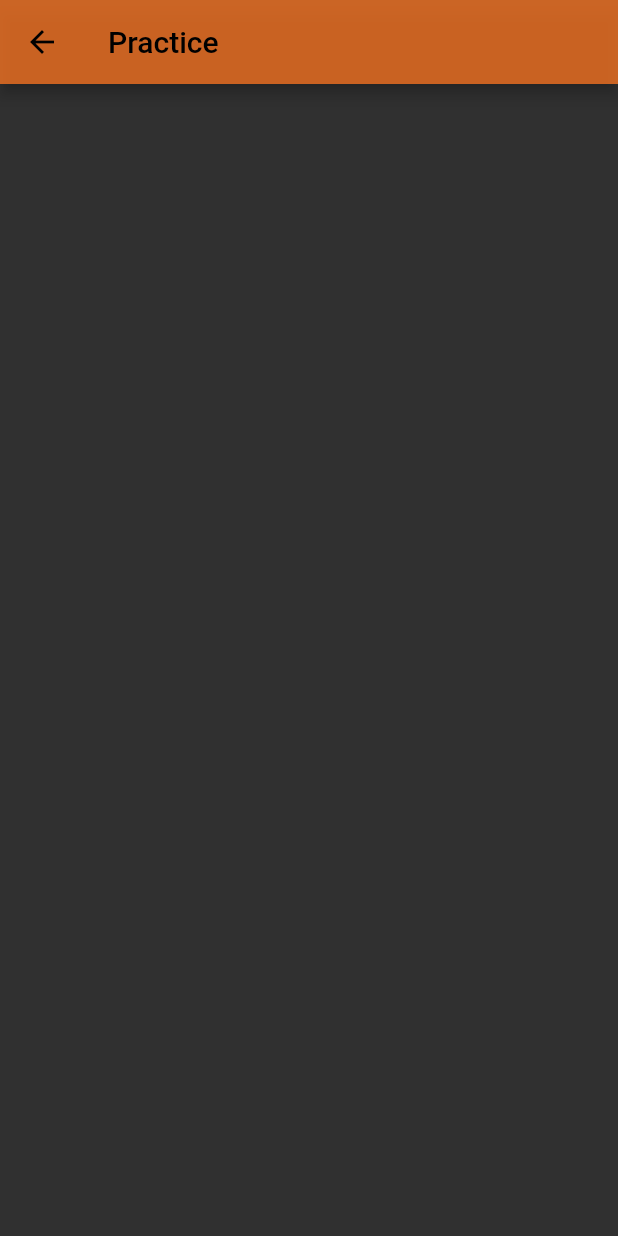
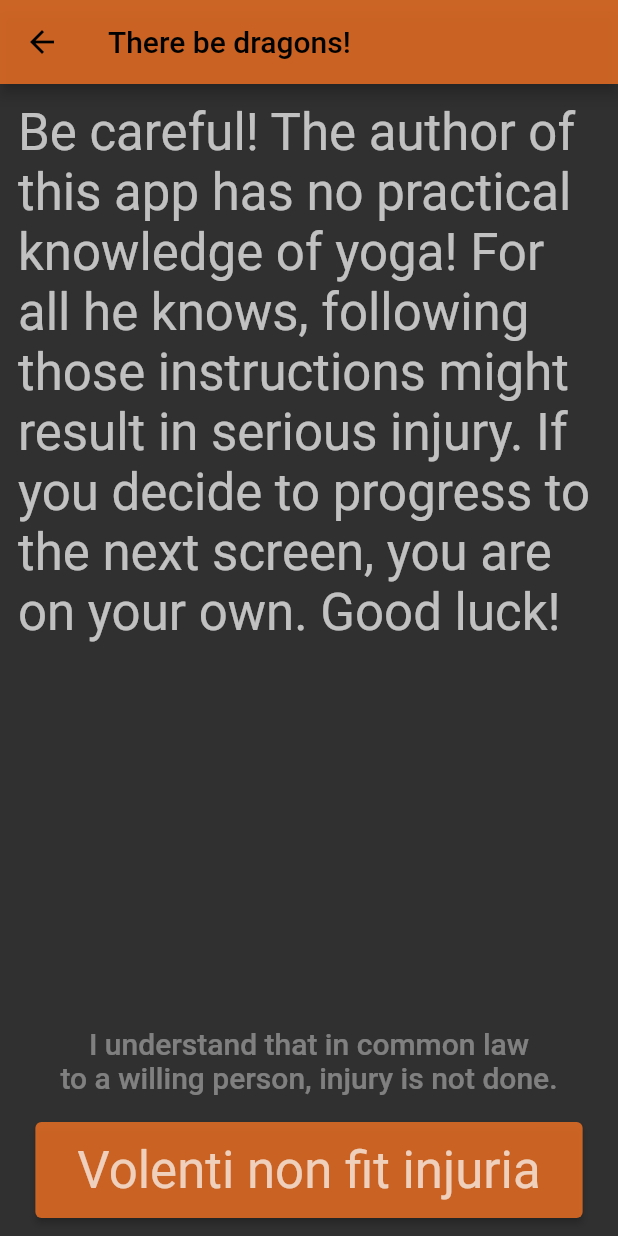
Before and after one commit to michalporeba/surya_namaskar, a Flutter app: the screen it shows after launch, after a tap on "practice it", on a phone screen of 412 x 824 dp. Run offline on Flutter 3.47's test engine with Material 2 defaults, Android fonts, the phone set to English and light mode, and no system bars; our stand-ins replace font_awesome_flutter, sleek_circular_slider.

Commit message:
setting up necessary pages

```diff
--- /dev/null
+++ b/lib/common.dart
@@ -0,0 +1 @@
+const double padding = 12.0;
--- a/lib/frontpage.dart
+++ b/lib/frontpage.dart
@@ -1,13 +1,15 @@
 import 'package:flutter/material.dart';
 import 'package:surya_namaskar/learnpage.dart';
 import 'package:surya_namaskar/practicepage.dart';
-
-const double padding = 12.0;
+import 'warningpage.dart';
+import 'yogabutton.dart';
+import 'common.dart';
+import 'yogalabel.dart';
 
 class FrontPage extends StatelessWidget {
   const FrontPage({Key? key}) : super(key: key);
 
-  Widget _introduction() => FrontPageLabel(
+  Widget _introduction() => YogaLabel(
       text: '''Sun Salutations
 (Surya Namaskar)
 is a yoga based exercise'''
@@ -19,20 +21,20 @@ is a yoga based exercise'''
           image: AssetImage('images/symbol.png'))
     );
 
-  Widget _learnPrompt() => FrontPageLabel(text: 'You can always');
-  Widget _learnButton(BuildContext context) => FrontPageButton(
+  Widget _learnPrompt() => YogaLabel(text: 'You can always');
+  Widget _learnButton(BuildContext context) => YogaButton(
       isPrimary: false,
       label: 'learn more',
       onPressed: () => Navigator.push(context, MaterialPageRoute(
         builder: (context) => const LearnPage()
       ))
   );
-  Widget _practicePrompt() => FrontPageLabel(text: 'or you can use the app to help you');
-  Widget _practiceButton(BuildContext context) => FrontPageButton(
+  Widget _practicePrompt() => YogaLabel(text: 'or you can use the app to help you');
+  Widget _practiceButton(BuildContext context) => YogaButton(
       isPrimary: true,
       label: 'practice it',
       onPressed: () => Navigator.push(context, MaterialPageRoute(
-          builder: (context) => const PracticePage()
+          builder: (context) => const WarningPage()
       ))
   );
 
@@ -101,68 +103,3 @@ is a yoga based exercise'''
     );
   }
 }
-
-
-class FrontPageLabel extends StatelessWidget {
-  final String text;
-
-  const FrontPageLabel({
-    required this.text,
-    Key? key
-  }) : super(key: key);
-
-  @override
-  Widget build(BuildContext context) {
-    return Center(
-      child: Padding(
-        padding: EdgeInsets.symmetric(horizontal: padding, vertical: padding/2),
-        child: Text(
-            text,
-            textAlign: TextAlign.center,
-            style: Theme.of(context).textTheme.headline6
-        )
-      )
-    );
-  }
-}
-
-
-class FrontPageButton extends StatelessWidget {
-  final String label;
-  final void Function() onPressed;
-  final bool isPrimary;
-
-  const FrontPageButton({
-    required this.isPrimary,
-    required this.label,
-    required this.onPressed,
-    Key? key
-  }) : super(key: key);
-
-  Widget _button({
-    required bool isPrimary,
-    required void Function() onPressed,
-    required Widget child
-  }) {
-    return isPrimary
-        ? ElevatedButton(onPressed: onPressed, child: child,)
-        : OutlinedButton(onPressed: onPressed, child: child);
-  }
-
-  @override
-  Widget build(BuildContext context) {
-    return Padding(
-          padding: const EdgeInsets.all(padding),
-          child: _button(
-              isPrimary: isPrimary,
-              onPressed: onPressed,
-              child: Padding(
-                padding: const EdgeInsets.all(padding),
-                child: Text(
-                    label,
-                    style: Theme.of(context).textTheme.headline4),
-              )
-          )
-    );
-  }
-}
--- /dev/null
+++ b/lib/warningpage.dart
@@ -0,0 +1,42 @@
+import 'package:flutter/material.dart';
+import 'package:surya_namaskar/yogabutton.dart';
+import 'practicepage.dart';
+import 'yogalabel.dart';
+import 'common.dart';
+
+class WarningPage extends StatelessWidget {
+  const WarningPage({Key? key}) : super(key: key);
+
+  @override
+  Widget build(BuildContext context) {
+    return Scaffold(
+        appBar: AppBar(title: const Text('There be dragons!'),),
+        body: Container(
+          child: Column(
+            children: [
+              Padding(
+                padding: const EdgeInsets.all(padding),
+                child: SingleChildScrollView(
+                  child: Text('Be careful! The author of this app has no practical knowledge of yoga! '
+                      'For all he knows, following those instructions might result in serious injury. '
+                      'If you decide to progress to the next screen, you are on your own. Good luck!',
+                  style: Theme.of(context).textTheme.headline4),
+                ),
+              ),
+              Spacer(),
+              YogaLabel(text: 'I understand that in common law\nto a willing person, injury is not done.'),
+              YogaButton(isPrimary: true,
+                  label: 'Volenti non fit injuria',
+                  onPressed: () => _acceptTheRisk(context)),
+            ]
+          ),
+        )
+    );
+  }
+
+  void _acceptTheRisk(BuildContext context) {
+    Navigator.push(context, MaterialPageRoute(
+        builder: (context) => const PracticePage()
+    ));
+  }
+}
--- /dev/null
+++ b/lib/yogabutton.dart
@@ -0,0 +1,42 @@
+import 'package:flutter/material.dart';
+import 'common.dart';
+
+class YogaButton extends StatelessWidget {
+  final String label;
+  final void Function() onPressed;
+  final bool isPrimary;
+
+  const YogaButton({
+    required this.isPrimary,
+    required this.label,
+    required this.onPressed,
+    Key? key
+  }) : super(key: key);
+
+  Widget _button({
+    required bool isPrimary,
+    required void Function() onPressed,
+    required Widget child
+  }) {
+    return isPrimary
+        ? ElevatedButton(onPressed: onPressed, child: child,)
+        : OutlinedButton(onPressed: onPressed, child: child);
+  }
+
+  @override
+  Widget build(BuildContext context) {
+    return Padding(
+        padding: const EdgeInsets.all(padding),
+        child: _button(
+            isPrimary: isPrimary,
+            onPressed: onPressed,
+            child: Padding(
+              padding: const EdgeInsets.all(padding),
+              child: Text(
+                  label,
+                  style: Theme.of(context).textTheme.headline4),
+            )
+        )
+    );
+  }
+}
--- /dev/null
+++ b/lib/yogalabel.dart
@@ -0,0 +1,25 @@
+import 'package:flutter/material.dart';
+import 'common.dart';
+
+class YogaLabel extends StatelessWidget {
+  final String text;
+
+  const YogaLabel({
+    required this.text,
+    Key? key
+  }) : super(key: key);
+
+  @override
+  Widget build(BuildContext context) {
+    return Center(
+        child: Padding(
+            padding: EdgeInsets.symmetric(horizontal: padding, vertical: padding/2),
+            child: Text(
+                text,
+                textAlign: TextAlign.center,
+                style: Theme.of(context).textTheme.headline6
+            )
+        )
+    );
+  }
+}
```
Also changed, not shown: lib/learnpage.dart (+52 -3 lines), lib/optionspage.dart (added, +13 -0 lines), pubspec.lock, 2 other files.
